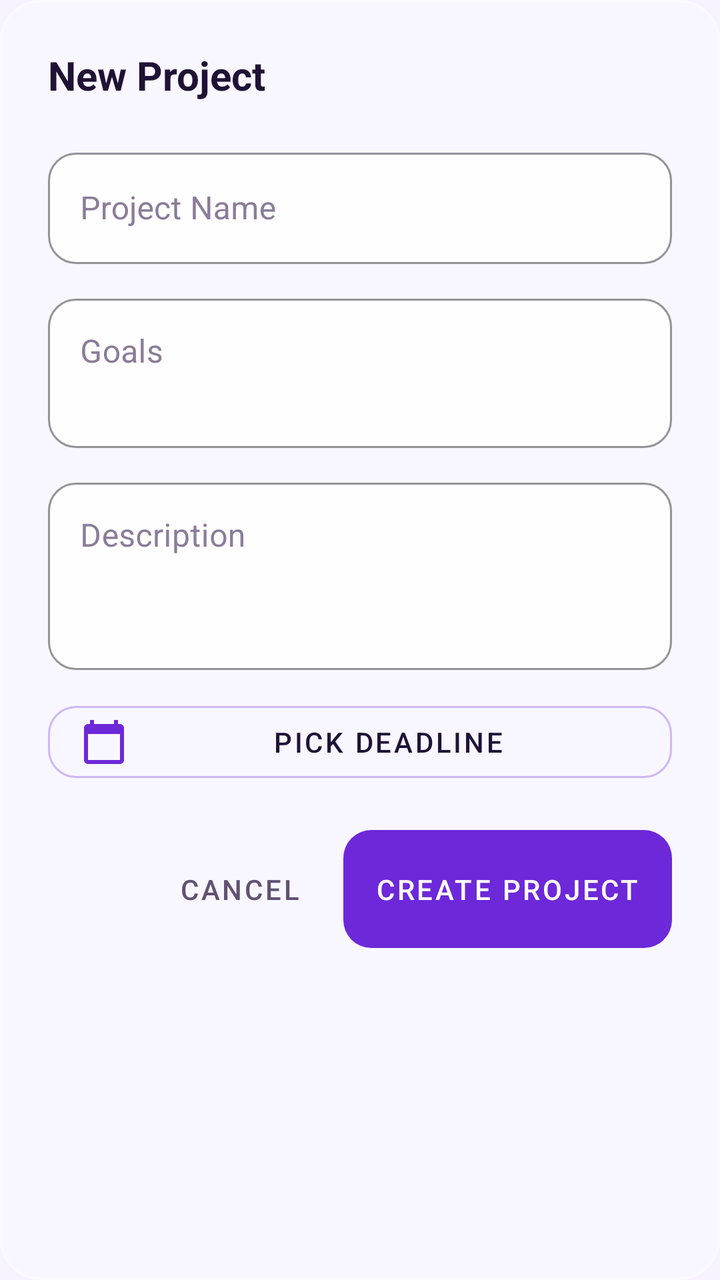
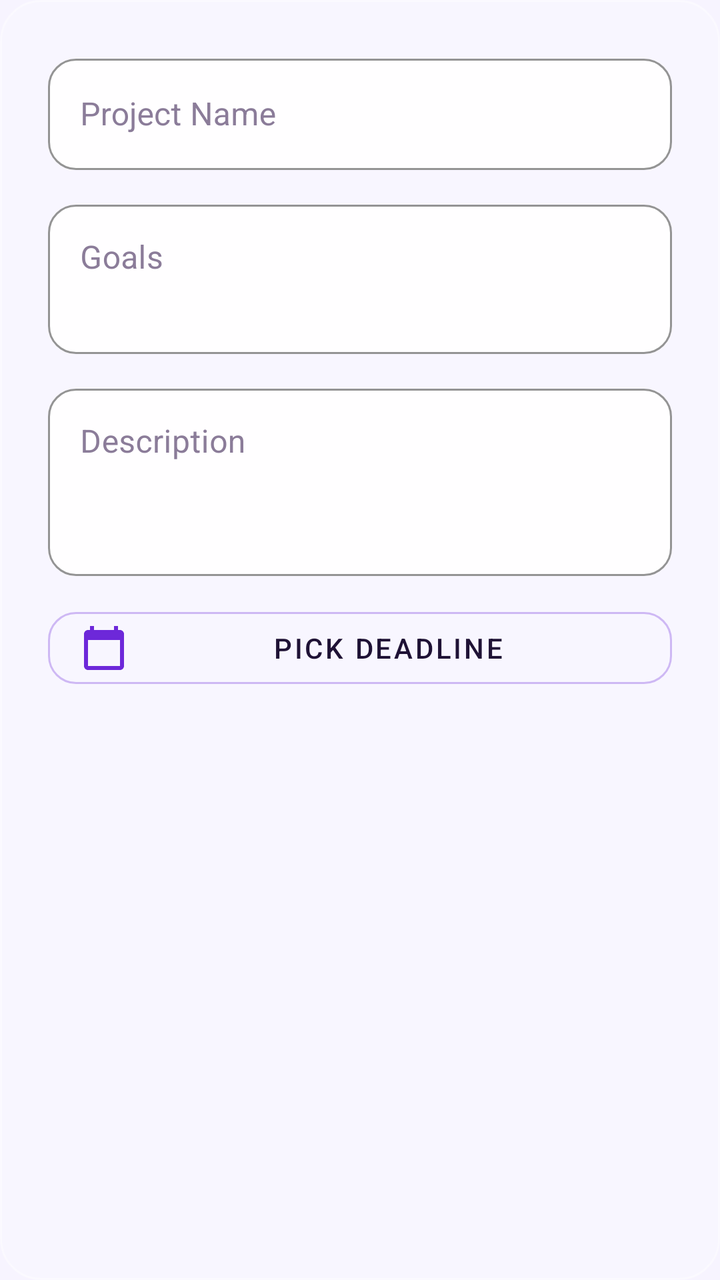

Compare the two renders of this Android layout. The source of the first and the diff that turns it into the second are given below.
<!-- AndroidManifest.xml: application theme Theme.HWiXeL -->
<!-- res/layout/dialog_create_project.xml -->
<?xml version="1.0" encoding="utf-8"?>
<LinearLayout
    xmlns:android="http://schemas.android.com/apk/res/android"
    xmlns:app="http://schemas.android.com/apk/res-auto"
    android:layout_width="match_parent"
    android:layout_height="wrap_content"
    android:background="@drawable/bg_glass_card_elevated"
    android:orientation="vertical"
    android:padding="24dp">

    
    <TextView
        android:layout_width="wrap_content"
        android:layout_height="wrap_content"
        android:text="@string/dialog_create_project_title"
        android:textColor="@color/text_primary"
        android:textSize="20sp"
        android:textStyle="bold"
        android:layout_marginBottom="20dp" />

    
    <com.google.android.material.textfield.TextInputLayout
        android:id="@+id/projectNameInput"
        style="@style/Widget.HWiXeL.TextInputLayout"
        android:layout_width="match_parent"
        android:layout_height="wrap_content"
        android:hint="@string/project_name_label"
        android:layout_marginBottom="12dp">

        <com.google.android.material.textfield.TextInputEditText
            android:layout_width="match_parent"
            android:layout_height="wrap_content"
            android:inputType="textCapSentences"
            android:maxLines="1" />

    </com.google.android.material.textfield.TextInputLayout>

    
    <com.google.android.material.textfield.TextInputLayout
        android:id="@+id/projectGoalsInput"
        style="@style/Widget.HWiXeL.TextInputLayout"
        android:layout_width="match_parent"
        android:layout_height="wrap_content"
        android:hint="@string/project_goals_label"
        android:layout_marginBottom="12dp">

        <com.google.android.material.textfield.TextInputEditText
            android:layout_width="match_parent"
            android:layout_height="wrap_content"
            android:gravity="top"
            android:inputType="textMultiLine|textCapSentences"
            android:minLines="2"
            android:maxLines="4" />

    </com.google.android.material.textfield.TextInputLayout>

    
    <com.google.android.material.textfield.TextInputLayout
        android:id="@+id/projectDescriptionInput"
        style="@style/Widget.HWiXeL.TextInputLayout"
        android:layout_width="match_parent"
        android:layout_height="wrap_content"
        android:hint="@string/project_description_label"
        android:layout_marginBottom="12dp">

        <com.google.android.material.textfield.TextInputEditText
            android:layout_width="match_parent"
            android:layout_height="wrap_content"
            android:gravity="top"
            android:inputType="textMultiLine|textCapSentences"
            android:minLines="3"
            android:maxLines="6" />

    </com.google.android.material.textfield.TextInputLayout>

    
    <com.google.android.material.button.MaterialButton
        android:id="@+id/projectDeadlineButton"
        style="@style/Widget.HWiXeL.Button.Ghost"
        android:layout_width="match_parent"
        android:layout_height="wrap_content"
        android:layout_marginBottom="20dp"
        android:text="@string/pick_deadline_label"
        app:icon="@drawable/ic_calendar"
        app:iconGravity="start" />

    
    <LinearLayout
        android:layout_width="match_parent"
        android:layout_height="wrap_content"
        android:gravity="end"
        android:orientation="horizontal">

        <com.google.android.material.button.MaterialButton
            android:id="@+id/cancelButton"
            style="@style/Widget.MaterialComponents.Button.TextButton"
            android:layout_width="wrap_content"
            android:layout_height="wrap_content"
            android:layout_marginEnd="8dp"
            android:text="@string/cancel_button"
            android:textColor="@color/text_secondary" />

        <com.google.android.material.button.MaterialButton
            android:id="@+id/createProjectButton"
            style="@style/Widget.HWiXeL.Button.Primary"
            android:layout_width="wrap_content"
            android:layout_height="wrap_content"
            android:text="@string/create_project_button" />

    </LinearLayout>

</LinearLayout>
<!-- resources referenced by this layout -->
<resources>
  <color name="text_primary">#1F1235</color>
  <color name="text_secondary">#625173</color>
  <!-- drawable bg_glass_card_elevated (drawable) -->
  <?xml version="1.0" encoding="utf-8"?>
  <shape xmlns:android="http://schemas.android.com/apk/res/android"
      android:shape="rectangle">
      <solid android:color="#26FFFFFF" />
      <stroke android:width="1dp" android:color="#66FFFFFF" />
      <corners android:radius="20dp" />
  </shape>
  <string name="cancel_button">Cancel</string>
  <string name="create_project_button">Create Project</string>
  <string name="dialog_create_project_title">New Project</string>
  <string name="pick_deadline_label">Pick Deadline</string>
  <string name="project_description_label">Description</string>
  <string name="project_goals_label">Goals</string>
  <string name="project_name_label">Project Name</string>
  <style name="Widget.HWiXeL.Button.Ghost" parent="Widget.MaterialComponents.Button.OutlinedButton">
          <item name="strokeColor">@color/glass_border_strong</item>
          <item name="android:textColor">@color/text_primary</item>
          <item name="cornerRadius">14dp</item>
      </style>
  <style name="Widget.HWiXeL.Button.Primary" parent="Widget.MaterialComponents.Button">
          <item name="android:background">@drawable/bg_button_primary</item>
          <item name="android:textColor">@color/white</item>
          <item name="android:paddingTop">14dp</item>
          <item name="android:paddingBottom">14dp</item>
          <item name="cornerRadius">14dp</item>
          <item name="elevation">0dp</item>
          <item name="android:stateListAnimator">@null</item>
      </style>
  <color name="glass_border_strong">#4D6D28D9</color>
  <!-- drawable bg_button_primary (drawable) -->
  <?xml version="1.0" encoding="utf-8"?>
  <shape xmlns:android="http://schemas.android.com/apk/res/android"
      android:shape="rectangle">
      <gradient
          android:angle="135"
          android:startColor="#7C3AED"
          android:centerColor="#5B21B6"
          android:endColor="#4F46E5"
          android:type="linear" />
      <corners android:radius="14dp" />
  </shape>
  <color name="white">#FFFFFFFF</color>
  <color name="glass_fill">#F2FFFFFF</color>
  <color name="text_hint">#8B7C99</color>
  <color name="brand_violet">#6D28D9</color>
  <color name="brand_violet_dark">#4C1D95</color>
  <color name="text_on_primary">#FFFFFF</color>
  <color name="brand_violet_container">#EDE9FE</color>
  <color name="brand_violet_light">#7C3AED</color>
  <color name="brand_cyan">#06B6D4</color>
  <color name="brand_cyan_light">#67E8F9</color>
  <color name="bg_dark">#F7F4FF</color>
  <color name="bg_surface">#FFFFFF</color>
  <color name="bg_surface_2">#F0EAFB</color>
  <color name="brand_rose">#F43F5E</color>
  <style name="ShapeAppearance.HWiXeL.MediumComponent" parent="ShapeAppearance.MaterialComponents.MediumComponent">
          <item name="cornerSize">16dp</item>
      </style>
  <style name="ShapeAppearance.HWiXeL.LargeComponent" parent="ShapeAppearance.MaterialComponents.LargeComponent">
          <item name="cornerSize">24dp</item>
      </style>
  <style name="Widget.HWiXeL.BottomNavigationView" parent="Widget.MaterialComponents.BottomNavigationView">
          <item name="android:background">@drawable/bg_bottom_nav</item>
          <item name="itemIconTint">@color/nav_item_color</item>
          <item name="itemTextColor">@color/nav_item_color</item>
          <item name="labelVisibilityMode">labeled</item>
      </style>
  <style name="Widget.HWiXeL.FloatingActionButton" parent="Widget.MaterialComponents.FloatingActionButton">
          <item name="backgroundTint">@color/brand_violet</item>
          <item name="tint">@color/white</item>
          <item name="elevation">12dp</item>
      </style>
  <!-- unchanged entries left out for length: 4 -->
</resources>

<!-- the commit's change to res/layout/dialog_create_project.xml (unified diff, before → after) -->
@@ -7,16 +7,6 @@
     android:background="@drawable/bg_glass_card_elevated"
     android:orientation="vertical"
     android:padding="24dp">
-
-    
-    <TextView
-        android:layout_width="wrap_content"
-        android:layout_height="wrap_content"
-        android:text="@string/dialog_create_project_title"
-        android:textColor="@color/text_primary"
-        android:textSize="20sp"
-        android:textStyle="bold"
-        android:layout_marginBottom="20dp" />
 
     
     <com.google.android.material.textfield.TextInputLayout
@@ -79,34 +69,8 @@
         style="@style/Widget.HWiXeL.Button.Ghost"
         android:layout_width="match_parent"
         android:layout_height="wrap_content"
-        android:layout_marginBottom="20dp"
         android:text="@string/pick_deadline_label"
         app:icon="@drawable/ic_calendar"
         app:iconGravity="start" />
 
-    
-    <LinearLayout
-        android:layout_width="match_parent"
-        android:layout_height="wrap_content"
-        android:gravity="end"
-        android:orientation="horizontal">
-
-        <com.google.android.material.button.MaterialButton
-            android:id="@+id/cancelButton"
-            style="@style/Widget.MaterialComponents.Button.TextButton"
-            android:layout_width="wrap_content"
-            android:layout_height="wrap_content"
-            android:layout_marginEnd="8dp"
-            android:text="@string/cancel_button"
-            android:textColor="@color/text_secondary" />
-
-        <com.google.android.material.button.MaterialButton
-            android:id="@+id/createProjectButton"
-            style="@style/Widget.HWiXeL.Button.Primary"
-            android:layout_width="wrap_content"
-            android:layout_height="wrap_content"
-            android:text="@string/create_project_button" />
-
-    </LinearLayout>
-
 </LinearLayout>
<!-- resource entries referenced after the edit -->
@@ -10,9 +10,6 @@
       <stroke android:width="1dp" android:color="#66FFFFFF" />
       <corners android:radius="20dp" />
   </shape>
-  <string name="cancel_button">Cancel</string>
-  <string name="create_project_button">Create Project</string>
-  <string name="dialog_create_project_title">New Project</string>
   <string name="pick_deadline_label">Pick Deadline</string>
   <string name="project_description_label">Description</string>
   <string name="project_goals_label">Goals</string>
@@ -22,28 +19,7 @@
           <item name="android:textColor">@color/text_primary</item>
           <item name="cornerRadius">14dp</item>
       </style>
-  <style name="Widget.HWiXeL.Button.Primary" parent="Widget.MaterialComponents.Button">
-          <item name="android:background">@drawable/bg_button_primary</item>
-          <item name="android:textColor">@color/white</item>
-          <item name="android:paddingTop">14dp</item>
-          <item name="android:paddingBottom">14dp</item>
-          <item name="cornerRadius">14dp</item>
-          <item name="elevation">0dp</item>
-          <item name="android:stateListAnimator">@null</item>
-      </style>
   <color name="glass_border_strong">#4D6D28D9</color>
-  <!-- drawable bg_button_primary (drawable) -->
-  <?xml version="1.0" encoding="utf-8"?>
-  <shape xmlns:android="http://schemas.android.com/apk/res/android"
-      android:shape="rectangle">
-      <gradient
-          android:angle="135"
-          android:startColor="#7C3AED"
-          android:centerColor="#5B21B6"
-          android:endColor="#4F46E5"
-          android:type="linear" />
-      <corners android:radius="14dp" />
-  </shape>
   <color name="white">#FFFFFFFF</color>
   <color name="glass_fill">#F2FFFFFF</color>
   <color name="text_hint">#8B7C99</color>
